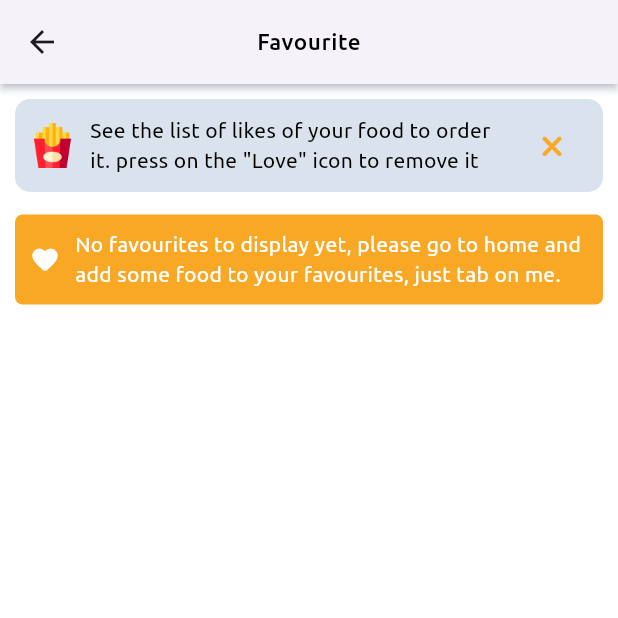
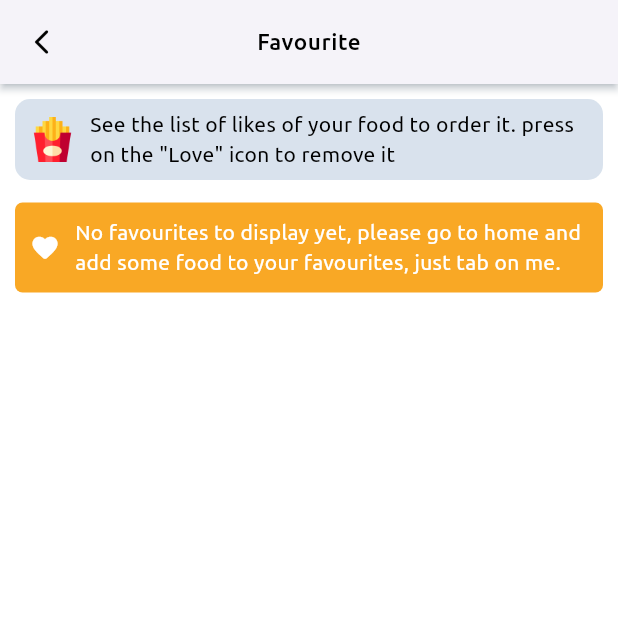
Before and after one commit to mhmoudGamea/yummy, a Flutter app: the FavouriteView screen opened directly, on a phone screen of 412 x 824 dp, the top half of it. Run offline on Flutter 3.47's test engine with Material 3 defaults, Android fonts, the phone set to English and light mode, and no system bars; our stand-ins replace cached_network_image, carousel_slider, cloud_firestore, dartz, dio, dotted_border and 18 more; missing offline and left inert: flutter_paypal_payment; accounts and stored records are empty; statements that could not run were skipped.

Commit message:
Refactor helper methods and remove unused preferences in FavouriteCubit

```diff
--- a/lib/core/utils/helper.dart
+++ b/lib/core/utils/helper.dart
@@ -69,7 +69,7 @@ class Helper {
     );
   }
 
-  static Widget hint({required String text, required VoidCallback onPress}) {
+  static Widget hint({required String text}) {
     return Container(
       padding: const EdgeInsets.symmetric(vertical: 7, horizontal: 10),
       decoration: BoxDecoration(
@@ -86,17 +86,6 @@ class Helper {
               style: Styles.title14,
             ),
           ),
-          const SizedBox(width: 10),
-          IconButton(
-            padding: const EdgeInsets.symmetric(horizontal: 0),
-            constraints: const BoxConstraints(),
-            icon: Icon(
-              FontAwesomeIcons.xmark,
-              color: AppColors.primaryColor,
-              size: 20,
-            ),
-            onPressed: onPress,
-          )
         ],
       ),
     );
--- a/lib/features/user/favourite/presentation/model_views/favourite/favourite_cubit.dart
+++ b/lib/features/user/favourite/presentation/model_views/favourite/favourite_cubit.dart
@@ -2,7 +2,6 @@ import 'package:cloud_firestore/cloud_firestore.dart';
 import 'package:firebase_auth/firebase_auth.dart';
 import 'package:flutter_bloc/flutter_bloc.dart';
 import 'package:get_it/get_it.dart';
-import 'package:meta/meta.dart';
 import 'package:shared_preferences/shared_preferences.dart';
 
 import '../../../data/models/favourite_model.dart';
@@ -14,7 +13,6 @@ class FavouriteCubit extends Cubit<FavouriteState> {
 
   final FirebaseFirestore _store = GetIt.I.get<FirebaseFirestore>();
   final FirebaseAuth _auth = GetIt.I.get<FirebaseAuth>();
-  final SharedPreferences _prefs = GetIt.I.get<SharedPreferences>();
 
   Future<void> addToFavourite(
       {required FavouriteModel model, required bool isLiked}) async {
@@ -35,13 +33,4 @@ class FavouriteCubit extends Cubit<FavouriteState> {
       }
     });
   }
-
-  void understandFav() async {
-    await _prefs.setBool('getIt', true);
-    emit(UnderstandFavouriteDone());
-  }
-
-  bool? getPrefs() {
-    return _prefs.getBool('getIt');
-  }
 }
--- a/lib/features/user/favourite/presentation/views/favourite_view.dart
+++ b/lib/features/user/favourite/presentation/views/favourite_view.dart
@@ -7,7 +7,7 @@ import 'widgets/favourite_view_body.dart';
 
 class FavouriteView extends StatelessWidget {
   static const String rn = '/favouriteView';
-  const FavouriteView({Key? key}) : super(key: key);
+  const FavouriteView({super.key});
 
   @override
   Widget build(BuildContext context) {
@@ -19,7 +19,8 @@ class FavouriteView extends StatelessWidget {
           text: 'Favourite',
           bgColor: Colors.white,
           textColor: Colors.black,
-          leading: false,
+          leading: true,
+          iconColor: Colors.black,
           elevation: 2,
         ),
         body: const SafeArea(
--- a/lib/features/user/favourite/presentation/views/widgets/favourite_view_body.dart
+++ b/lib/features/user/favourite/presentation/views/widgets/favourite_view_body.dart
@@ -6,25 +6,20 @@ import '../../../../../../core/utils/helper.dart';
 import 'c_fav_stream_builder.dart';
 
 class FavouriteViewBody extends StatelessWidget {
-  const FavouriteViewBody({Key? key}) : super(key: key);
+  const FavouriteViewBody({super.key});
 
   @override
   Widget build(BuildContext context) {
-    final favourite = BlocProvider.of<FavouriteCubit>(context);
     return BlocBuilder<FavouriteCubit, FavouriteState>(
       builder: (context, state) {
         return Padding(
           padding: const EdgeInsets.symmetric(horizontal: 10, vertical: 10),
           child: Column(
             children: [
-              if (favourite.getPrefs() == null || favourite.getPrefs() != true)
-                Helper.hint(
-                  text:
-                      'See the list of likes of your food to order it. press on the "Love" icon to remove it',
-                  onPress: () {
-                    favourite.understandFav();
-                  },
-                ),
+              Helper.hint(
+                text:
+                    'See the list of likes of your food to order it. press on the "Love" icon to remove it',
+              ),
               const SizedBox(height: 15),
               const CFavStreamBuilder()
             ],
```
Also changed, not shown: lib/features/user/home/presentation/views/widgets/cart/cart_view_body.dart (+10 -5 lines).
